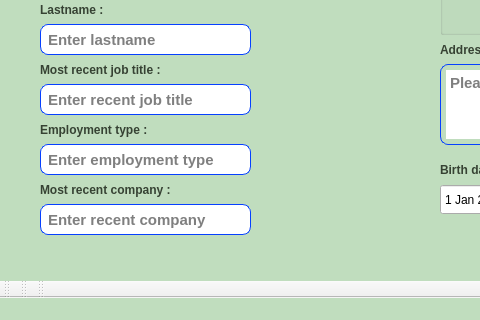
First picture: the form in 1widget/verificationpage.ui, repository ArashTLO/Projob, before the edit; both pictures show x 0 to 480 and y 233 to 553 of the 918 by 553 pixel window.
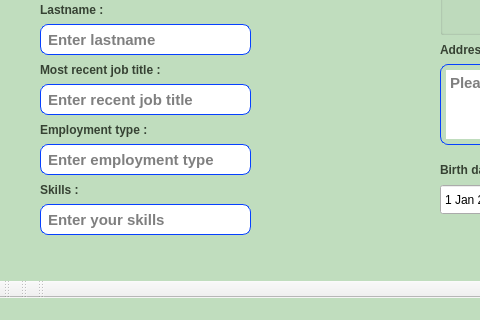
Second picture: the form after the edit. Icons and pictures are not drawn.

Commit message: user and company job

What changed in the file:
```diff
--- a/1widget/verificationpage.ui
+++ b/1widget/verificationpage.ui
@@ -407,7 +407,7 @@
 </string>
     </property>
     <property name="placeholderText">
-     <string>Enter recent company</string>
+     <string>Enter your skills</string>
     </property>
    </widget>
    <widget class="QLabel" name="label">
@@ -479,7 +479,7 @@
      <string notr="true">color: rgb(54, 66, 51);</string>
     </property>
     <property name="text">
-     <string>Most recent company :</string>
+     <string>Skills :</string>
     </property>
    </widget>
    <widget class="QLabel" name="label_4">
```
The commit also changes 17 other files.
